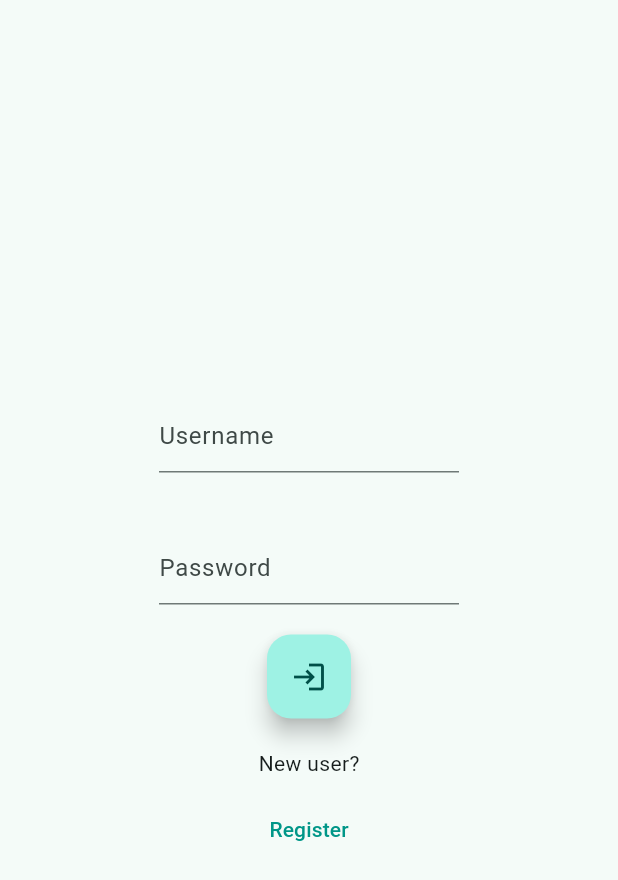
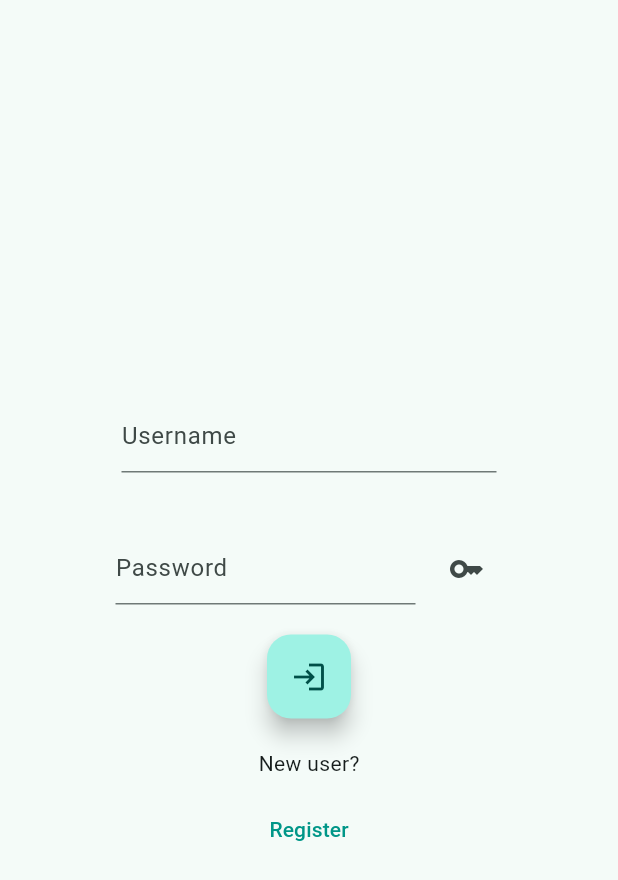
Before and after one commit to RahulRST/expenso-app, a Flutter app: the screen it shows after launch, on a phone screen of 412 x 824 dp. Shown: the top 880 px of the screen. Run offline on Flutter 3.47's test engine with Material 3 defaults, Android fonts, the phone set to English and light mode, and no system bars; our stand-ins replace go_router, localstorage.

Commit message:
pass hide and show added

```diff
--- a/lib/login.dart
+++ b/lib/login.dart
@@ -18,6 +18,7 @@ class _MyLoginPageState extends State<MyLoginPage> {
   final GlobalKey<FormState> _formKey = GlobalKey<FormState>();
   final username = TextEditingController();
   final pass = TextEditingController();
+  bool hide = true;
   final storage = LocalStorage("secure_storage");
   void _login() async {
     if (_formKey.currentState!.validate()) {
@@ -47,6 +48,12 @@ class _MyLoginPageState extends State<MyLoginPage> {
     }
   }
 
+  void hidePass() {
+    setState(() {
+      hide = !hide;
+    });
+  }
+
   @override
   Widget build(BuildContext context) {
     return Scaffold(
@@ -64,7 +71,7 @@ class _MyLoginPageState extends State<MyLoginPage> {
                 Padding(
                   padding: const EdgeInsets.all(20.0),
                   child: SizedBox(
-                      width: 200,
+                      width: 250,
                       child: TextFormField(
                         decoration: const InputDecoration(
                           hintText: "Username",
@@ -85,16 +92,21 @@ class _MyLoginPageState extends State<MyLoginPage> {
                 ),
                 Padding(
                     padding: const EdgeInsets.all(20.0),
-                    child: SizedBox(
+                    child: Row(
+                        mainAxisAlignment: MainAxisAlignment.center,
+                        crossAxisAlignment: CrossAxisAlignment.center,
+                        children: [
+                          SizedBox(
                             // height: 100,
                             width: 200,
                             child: TextFormField(
                               decoration: const InputDecoration(
                                 hintText: "Password",
                               ),
-                          obscureText: true,
+                              obscureText: hide,
                               controller: pass,
-                          style: MaterialStateTextStyle.resolveWith((states) {
+                              style:
+                                  MaterialStateTextStyle.resolveWith((states) {
                                 return const TextStyle(
                                   color: Colors.black,
                                 );
@@ -105,7 +117,11 @@ class _MyLoginPageState extends State<MyLoginPage> {
                                 }
                                 return null;
                               },
-                        ))),
+                            ),
+                          ),
+                          const SizedBox(width: 10.0),
+                          IconButton(onPressed: hidePass, icon: const Icon(Icons.key))
+                        ])),
                 FloatingActionButton(
                   onPressed: _login,
                   tooltip: 'Login',
```
Lines whose indentation alone changed are shown as unchanged.
